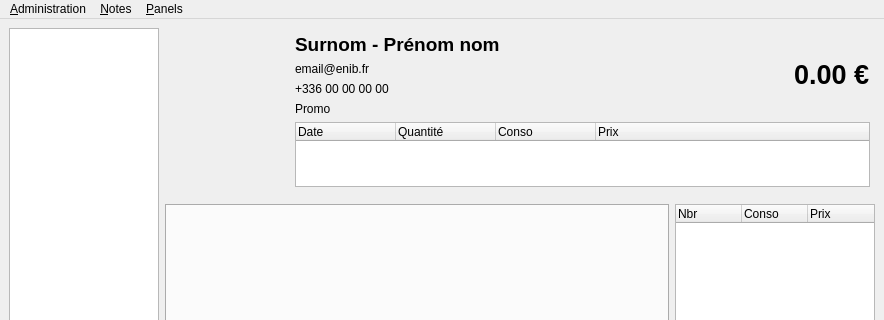
Before: the Qt Designer form application/ui/mainwindow.ui in nils-van-zuijlen/Enibar, drawn with Qt 5; both pictures show x 0 to 884 and y 0 to 320 of the 884 by 690 pixel window.
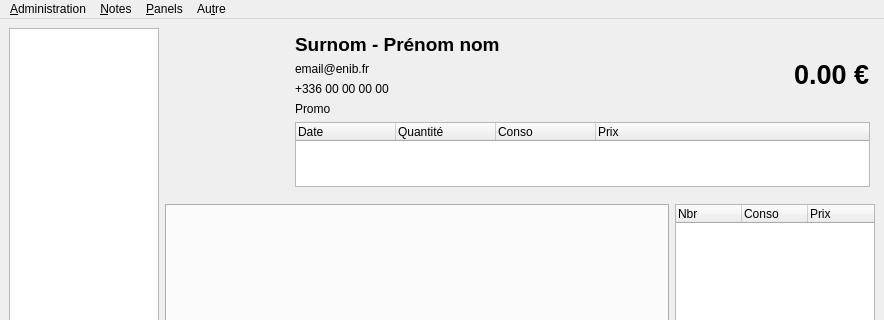
After: the same form once the commit is applied. Custom widgets are drawn as their Qt base class.

Commit message:
Add a stats window.
Fixes #93

What changed in the file:
```diff
--- a/application/ui/mainwindow.ui
+++ b/application/ui/mainwindow.ui
@@ -593,9 +593,16 @@
     <addaction name="panel_managment"/>
     <addaction name="refresh_panels"/>
    </widget>
+   <widget class="QMenu" name="menuAutre">
+    <property name="title">
+     <string>Au&amp;tre</string>
+    </property>
+    <addaction name="actionStatistiques"/>
+   </widget>
    <addaction name="administration"/>
    <addaction name="menuNotes"/>
    <addaction name="menu_Panels"/>
+   <addaction name="menuAutre"/>
   </widget>
   <action name="user_managment">
    <property name="checkable">
```
Left out of the diff: 22 changed lines with no effect on the pictures. The commit also changes 5 other files.
